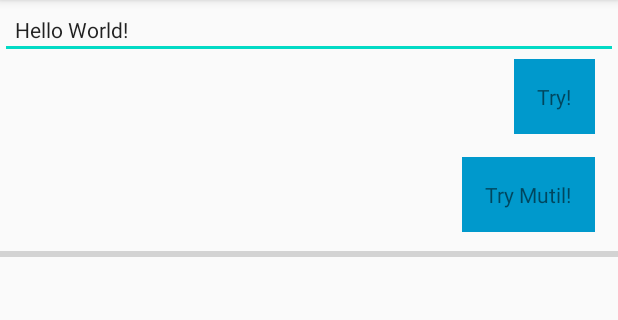
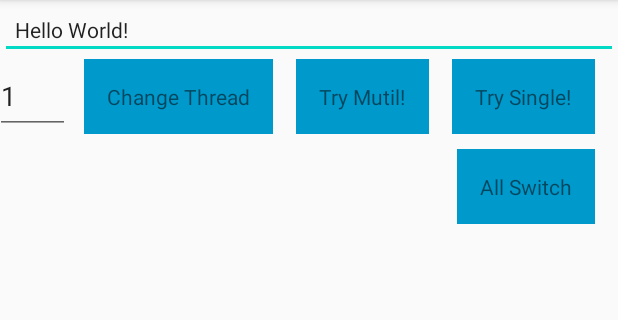
Before and after one commit to MaxJCheung/HLSDL, an Android app: the screen it shows after launch (MainActivity), on a phone screen of 412 x 824 dp, the part 84-404 px from its top. Run offline under Robolectric (Android 15) with nearby library versions, the phone set to English and light mode, and no system bars; our stand-ins replace Room's generated code; libraries missing offline, so code that uses them is left out: com.chad.library, com.facebook.stetho, com.haoge.easyandroid; 3 statements that could not run were skipped.

```diff
--- a/app/src/main/java/com/max/hlsdownloader/MainActivity.kt
+++ b/app/src/main/java/com/max/hlsdownloader/MainActivity.kt
@@ -8,12 +8,13 @@ import android.widget.TextView
 import android.widget.Toast
 import androidx.appcompat.app.AppCompatActivity
 import androidx.recyclerview.widget.LinearLayoutManager
+import com.chad.library.adapter.base.BaseQuickAdapter
 import com.haoge.easyandroid.easy.EasyPermissions
 import com.max.anno.IHdlEventCallback
+import com.max.entity.TaskEntity
 import com.max.hlsdl.HDL
 import com.max.hlsdl.config.HDLState
 import com.max.hlsdl.engine.TaskBuilder
-import com.mba.logic.database_lib.HDLEntity
 import kotlinx.android.synthetic.main.activity_main.*
 
 class MainActivity : AppCompatActivity(), IHdlEventCallback {
@@ -24,11 +25,13 @@ class MainActivity : AppCompatActivity(), IHdlEventCallback {
         "https://1400159363.vod2.myqcloud.com/d1b98d8avodtranscq1400159363/4cd36cdb5285890788085662375/v.f220.m3u8"
     )
 
+    private var taskAdapter: TaskAdapter? = null
+
     override fun onCreate(savedInstanceState: Bundle?) {
         super.onCreate(savedInstanceState)
         setContentView(R.layout.activity_main)
+        initRV()
         init()
-
     }
 
     private fun init() {
@@ -50,50 +53,98 @@ class MainActivity : AppCompatActivity(), IHdlEventCallback {
             )
                 .callback { grant ->
                     if (grant) {
-                        urlList.forEach {
-                            HDL.get().create(
-                                TaskBuilder().hlsUrl(it).fileDir(Environment.getExternalStorageDirectory().absolutePath + "/hdl").builder()
-                            )
+                        val taskList = arrayListOf<TaskEntity>()
+                        urlList.forEachIndexed { index, it ->
+                            val task = TaskBuilder().hlsUrl(it).extraEntity("第${index}个")
+                                .fileDir(Environment.getExternalStorageDirectory().absolutePath + "/hdl")
+                                .builder()
+                            taskList.add(task)
+                            HDL.get().create(task)
                         }
+                        taskAdapter?.addData(taskList)
                     } else {
                     }
                 }.request(this)
         }
+        findViewById<EditText>(R.id.et_max_num).setText(HDL.get().getMaxParallel().toString())
+        findViewById<TextView>(R.id.tv_change_max).setOnClickListener {
+            HDL.get().changeMaxParallel(et_max_num.text.toString().toInt())
+        }
+        tv_switch.setOnClickListener {
+            if (HDL.get().getProcessingCnt() > 0) {
+                HDL.get().pauseAll()
+            } else {
+                HDL.get().startAll()
+            }
+        }
+        initRV()
+    }
 
-        initRV()
-
+    private fun switchState(){
+        if (HDL.get().getProcessingCnt() > 0) {
+            tv_switch.text="暂停全部"
+        } else {
+            tv_switch.text="开始全部"
+        }
     }
 
     private fun initRV() {
         rv_task.layoutManager = LinearLayoutManager(this)
-
+        taskAdapter = TaskAdapter(null)
+        rv_task.adapter = taskAdapter
+        taskAdapter?.onItemClickListener =
+            BaseQuickAdapter.OnItemClickListener { adapter, view, position ->
+                taskAdapter?.data?.let {
+                    when (it[position].hdlEntity.state) {
+                        HDLState.RUNNING, HDLState.WAIT -> {
+                            HDL.get().pause(it[position])
+                        }
+                        HDLState.PAUSE, HDLState.ERR -> {
+                            HDL.get().resume(it[position])
+                        }
+                    }
+                }
+            }
     }
 
-    override fun onWait(hdlEntity: HDLEntity) {
-
+    override fun onWait(taskEntity: TaskEntity) {
+        switchState()
+        taskAdapter?.data?.let {
+            if (!it.contains(taskEntity)) {
+                taskAdapter?.addData(taskEntity)
+            }
+        }
     }
 
-    override fun onStart(hdlEntity: HDLEntity) {
-        pb_progress.progress = 0
+    override fun onStart(taskEntity: TaskEntity) {
+//        pb_progress.progress = 0
+        taskAdapter?.notifyDataSetChanged()
     }
 
-    override fun onComplete(hdlEntity: HDLEntity) {
-        tv_progress_text.text = "下载完成，${hdlEntity.hlsUrl}"
-        Toast.makeText(this, "download complete ${hdlEntity.hlsUrl}", Toast.LENGTH_LONG).show()
+    override fun onComplete(taskEntity: TaskEntity) {
+//        tv_progress_text.text = "下载完成，${hdlEntity.hlsUrl}"
+        taskAdapter?.notifyDataSetChanged()
+        Toast.makeText(this, "download complete ${taskEntity.hdlEntity.hlsUrl}", Toast.LENGTH_LONG)
+            .show()
     }
 
-    override fun onErr(hdlEntity: HDLEntity) {
-        tv_progress_text.text = "下载失败，下载停在第：${hdlEntity.filterStateTs(HDLState.COMPLETE).size}个"
-        Toast.makeText(this, "download err ${hdlEntity.hlsUrl}", Toast.LENGTH_LONG).show()
+    override fun onErr(taskEntity: TaskEntity) {
+//        tv_progress_text.text = "下载失败，下载停在第：${hdlEntity.filterStateTs(HDLState.COMPLETE).size}个"
+        switchState()
+        taskAdapter?.notifyDataSetChanged()
+        Toast.makeText(this, "download err ${taskEntity.hdlEntity.hlsUrl}", Toast.LENGTH_LONG)
+            .show()
     }
 
-    override fun onRunning(hdlEntity: HDLEntity) {
-        tv_progress_text.text =
-            "当前ts下载数：${hdlEntity.filterStateTs(HDLState.COMPLETE).size}/${hdlEntity.tsEntities.size}"
-        pb_progress.progress = hdlEntity.percent(HDLState.COMPLETE)
+    override fun onRunning(taskEntity: TaskEntity) {
+//        tv_progress_text.text =
+//            "当前ts下载数：${hdlEntity.filterStateTs(HDLState.COMPLETE).size}/${hdlEntity.tsEntities.size}"
+        taskAdapter?.notifyDataSetChanged()
     }
 
-    override fun onPause(hdlEntity: HDLEntity) {
-        tv_progress_text.text = "下载暂停"
+    override fun onPause(taskEntity: TaskEntity) {
+//        tv_progress_text.text = "下载暂停"
+        switchState()
+        taskAdapter?.notifyDataSetChanged()
     }
 }
--- a/app/src/main/java/com/max/hlsdownloader/TaskAdapter.kt
+++ b/app/src/main/java/com/max/hlsdownloader/TaskAdapter.kt
@@ -2,13 +2,31 @@ package com.max.hlsdownloader
 
 import com.chad.library.adapter.base.BaseQuickAdapter
 import com.chad.library.adapter.base.BaseViewHolder
-import com.mba.logic.database_lib.HDLEntity
+import com.max.entity.TaskEntity
+import com.max.hlsdl.config.HDLState
 
 /**
  *Create by max
  */
 
-class TaskAdapter(data: List<HDLEntity>) : BaseQuickAdapter<HDLEntity, BaseViewHolder>(data) {
-    override fun convert(helper: BaseViewHolder, item: HDLEntity?) {
+class TaskAdapter(data: List<TaskEntity>?) :
+    BaseQuickAdapter<TaskEntity, BaseViewHolder>(R.layout.item_task_list, data) {
+    override fun convert(helper: BaseViewHolder, item: TaskEntity?) {
+        item?.hdlEntity?.let {
+            helper.setText(R.id.tv_title, it.extraEntity)
+            helper.setText(R.id.tv_state, parseState(it.state))
+            helper.setProgress(R.id.pb_progress, it.percent(HDLState.COMPLETE))
+        }
+    }
+
+    private fun parseState(state: Int): String {
+        return when (state) {
+            HDLState.WAIT -> "等待"
+            HDLState.RUNNING -> "运行"
+            HDLState.PAUSE -> "暂停"
+            HDLState.ERR -> "异常"
+            HDLState.COMPLETE -> "完成"
+            else -> "开始"
+        }
     }
 }
--- a/app/src/main/res/layout/activity_main.xml
+++ b/app/src/main/res/layout/activity_main.xml
@@ -22,48 +22,59 @@
         android:layout_marginEnd="15dp"
         android:background="@android:color/holo_blue_dark"
         android:padding="15dp"
-        android:text="Try!"
+        android:text="Try Single!"
         app:layout_constraintEnd_toEndOf="parent"
         app:layout_constraintTop_toBottomOf="@id/hls_url" />
-
-    <TextView
-        android:id="@+id/tv_progress_text"
-        android:layout_width="wrap_content"
-        android:layout_height="wrap_content"
-        android:layout_marginEnd="10dp"
-        android:textColor="@color/colorPrimary"
-        app:layout_constraintBottom_toBottomOf="@id/tv_mutil"
-        app:layout_constraintEnd_toStartOf="@+id/tv_mutil"
-        app:layout_constraintTop_toTopOf="@id/tv_mutil" />
-
 
     <TextView
         android:id="@+id/tv_mutil"
         android:layout_width="wrap_content"
         android:layout_height="wrap_content"
-        android:layout_marginTop="15dp"
         android:layout_marginEnd="15dp"
         android:background="@android:color/holo_blue_dark"
         android:padding="15dp"
         android:text="Try Mutil!"
+        app:layout_constraintEnd_toStartOf="@id/tv_try"
+        app:layout_constraintTop_toTopOf="@+id/tv_try" />
+
+    <TextView
+        android:id="@+id/tv_change_max"
+        android:layout_width="wrap_content"
+        android:layout_height="wrap_content"
+        android:layout_marginEnd="15dp"
+        android:background="@android:color/holo_blue_dark"
+        android:padding="15dp"
+        android:text="Change Thread"
+        app:layout_constraintEnd_toStartOf="@id/tv_mutil"
+        app:layout_constraintTop_toTopOf="@id/tv_mutil" />
+
+    <EditText
+        android:id="@+id/et_max_num"
+        android:layout_width="50dp"
+        android:layout_height="50dp"
+        android:layout_marginEnd="10dp"
+        android:inputType="number"
+        app:layout_constraintBottom_toBottomOf="@id/tv_change_max"
+        app:layout_constraintEnd_toStartOf="@+id/tv_change_max" />
+
+    <TextView
+        android:id="@+id/tv_switch"
+        android:layout_width="wrap_content"
+        android:layout_height="wrap_content"
+        android:layout_marginTop="10dp"
+        android:layout_marginEnd="15dp"
+        android:background="@android:color/holo_blue_dark"
+        android:padding="15dp"
+        android:text="All Switch"
         app:layout_constraintEnd_toEndOf="parent"
         app:layout_constraintTop_toBottomOf="@id/tv_try" />
-
-    <ProgressBar
-        android:id="@+id/pb_progress"
-        style="@style/Widget.AppCompat.ProgressBar.Horizontal"
-        android:layout_width="match_parent"
-        android:layout_height="10dp"
-        android:layout_marginTop="10dp"
-        android:max="100"
-        android:orientation="horizontal"
-        app:layout_constraintTop_toBottomOf="@id/tv_mutil" />
 
     <androidx.recyclerview.widget.RecyclerView
         android:id="@+id/rv_task"
         android:layout_width="match_parent"
         android:layout_height="wrap_content"
         android:layout_marginTop="10dp"
-        app:layout_constraintTop_toBottomOf="@+id/pb_progress" />
+        app:layout_constraintTop_toBottomOf="@+id/tv_switch" />
+
 
 </androidx.constraintlayout.widget.ConstraintLayout>
--- a/database-lib/src/main/java/com/mba/logic/database_lib/coroutine/HDLRepos.kt
+++ b/database-lib/src/main/java/com/mba/logic/database_lib/coroutine/HDLRepos.kt
@@ -24,7 +24,7 @@ object HDLRepos : IHDLRepos, CoroutineScope by CoroutineScope(Dispatchers.IO) {
                     err?.invoke(e)
                 }
             }
-            Log.d("Database", "query database in :${time}")
+//            Log.d("Database", "query database in :${time}")
         }
     }
 
--- a/hlsdl/src/main/java/com/max/anno/IEventAnno.kt
+++ b/hlsdl/src/main/java/com/max/anno/IEventAnno.kt
@@ -1,18 +1,19 @@
 package com.max.anno
 
+import com.max.entity.TaskEntity
 import com.mba.logic.database_lib.HDLEntity
 
 interface IHdlEventCallback {
 
-    fun onWait(hdlEntity: HDLEntity)
+    fun onWait(taskEntity: TaskEntity)
 
-    fun onStart(hdlEntity: HDLEntity)
+    fun onStart(taskEntity: TaskEntity)
 
-    fun onComplete(hdlEntity: HDLEntity)
+    fun onComplete(taskEntity: TaskEntity)
 
-    fun onErr(hdlEntity: HDLEntity)
+    fun onErr(taskEntity: TaskEntity)
 
-    fun onRunning(hdlEntity: HDLEntity)
+    fun onRunning(taskEntity: TaskEntity)
 
-    fun onPause(hdlEntity: HDLEntity)
+    fun onPause(taskEntity: TaskEntity)
 }
```
Also changed, not shown: database-lib/src/main/java/com/mba/logic/database_lib/Entity.kt (+9 -5 lines), database-lib/src/main/java/com/mba/logic/database_lib/coroutine/HDLDao.kt (+8 -2 lines), hlsdl/src/main/java/com/max/entity/TaskEntity.kt (+8 -1 lines), hlsdl/src/main/java/com/max/hlsdl/HDL.kt (+79 -18 lines), hlsdl/src/main/java/com/max/hlsdl/engine/EventCenter.kt (+10 -8 lines), hlsdl/src/main/java/com/max/hlsdl/engine/M3U8FileParser.kt (+6 -3 lines), hlsdl/src/main/java/com/max/hlsdl/engine/M3U8Reader.kt (+40 -6 lines), hlsdl/src/main/java/com/max/hlsdl/engine/TsDownloader.kt (+37 -24 lines), 86 other files.
